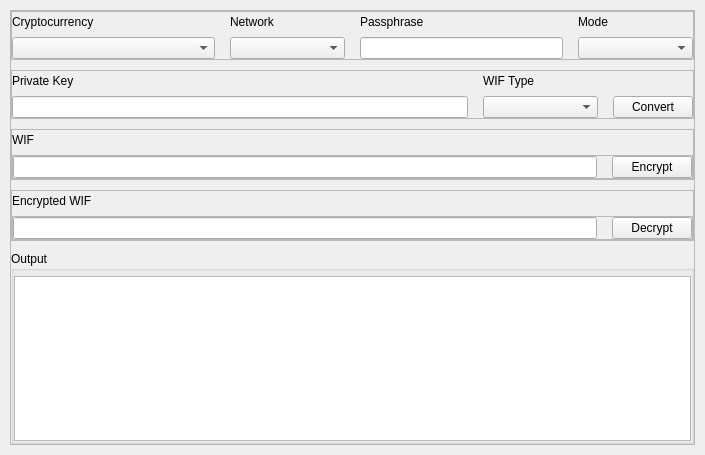
Old version of the form desktop/ui/bip38.ui in the repository talonlab/bip38-desktop.
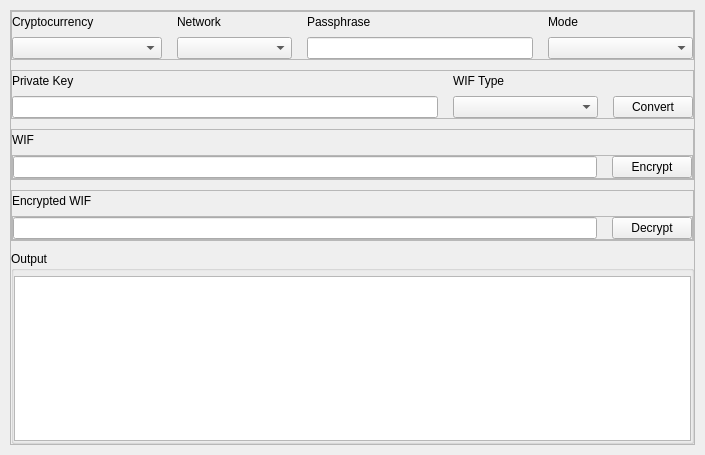
New version of the form.

Patch:
```diff
--- a/desktop/ui/bip38.ui
+++ b/desktop/ui/bip38.ui
@@ -80,6 +80,12 @@
           </property>
           <item>
            <widget class="QFrame" name="cryptocurrencyContainerQFrame">
+            <property name="maximumSize">
+             <size>
+              <width>150</width>
+              <height>16777215</height>
+             </size>
+            </property>
             <layout class="QVBoxLayout" name="cryptocurrencyContainerQFrameVLayout">
              <property name="spacing">
               <number>5</number>
@@ -291,7 +297,7 @@
            <widget class="QFrame" name="modeContainerQFrame">
             <property name="maximumSize">
              <size>
-              <width>115</width>
+              <width>145</width>
               <height>16777215</height>
              </size>
             </property>
@@ -480,7 +486,7 @@
                <widget class="QFrame" name="noECWIFTypeContainerQFrame">
                 <property name="maximumSize">
                  <size>
-                  <width>115</width>
+                  <width>145</width>
                   <height>16777215</height>
                  </size>
                 </property>
```
Left out of the diff: 18 changed lines with no effect on the pictures.
